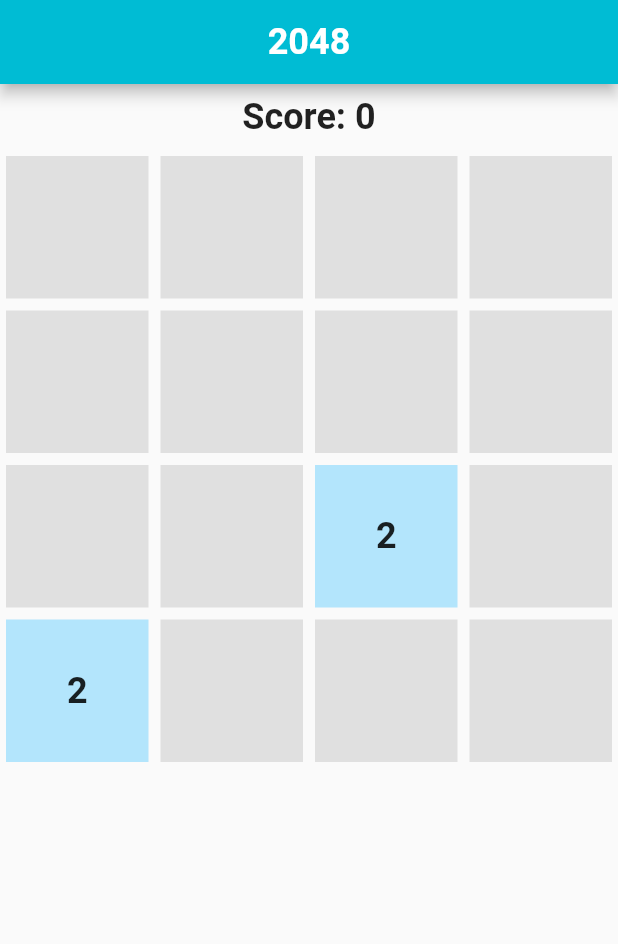
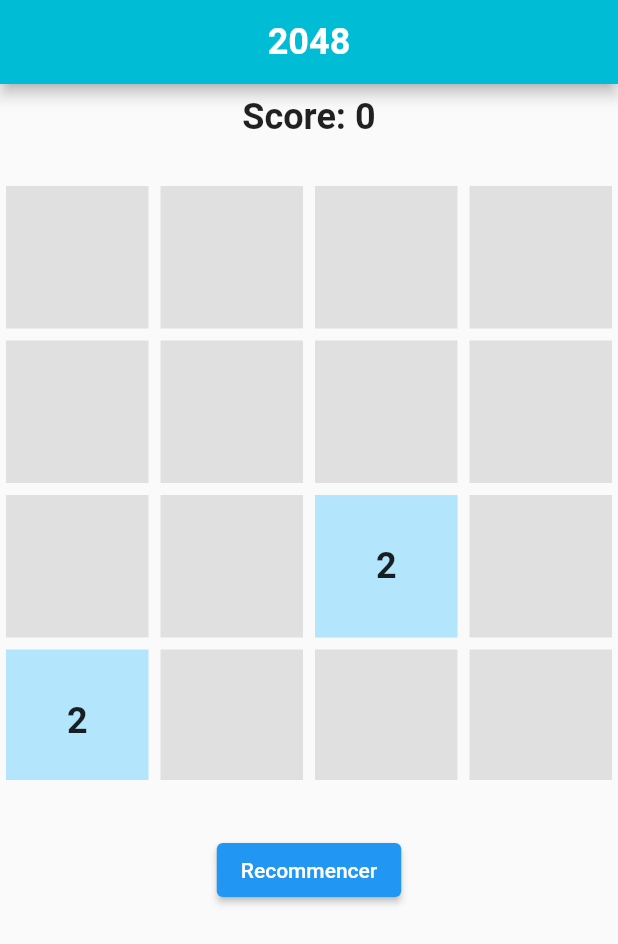
Before and after one commit to UnboringCompany/2048_project, a Flutter app: the screen it shows after launch, on a phone screen of 412 x 824 dp. Shown: the top 944 px of the screen. Run offline on Flutter 3.47's test engine with Material 2 defaults, Android fonts, the phone set to English and light mode, and no system bars; our stand-ins replace audioplayers.

Commit message:
Feat : restart button

```diff
--- a/projet_cours/lib/game_grid.dart
+++ b/projet_cours/lib/game_grid.dart
@@ -329,7 +329,10 @@ class _GameGridState extends State<GameGrid> {
   @override
   Widget build(BuildContext context) {
     return Column(
+      mainAxisAlignment: MainAxisAlignment.start,
+      crossAxisAlignment: CrossAxisAlignment.center,
       children: [
+        // Score affiché
         Padding(
           padding: const EdgeInsets.all(8.0),
           child: Consumer<ScoreModel>(
@@ -341,7 +344,10 @@ class _GameGridState extends State<GameGrid> {
             },
           ),
         ),
-        Expanded(
+        SizedBox(height: 20),
+        // Grille de jeu
+        Container(
+          height: 400,
           child: GestureDetector(
             onHorizontalDragEnd: (details) {
               if (details.primaryVelocity! > 0) {
@@ -358,8 +364,7 @@ class _GameGridState extends State<GameGrid> {
               }
             },
             child: GridView.builder(
-              physics:
-                  NeverScrollableScrollPhysics(), // Désactive le défilement de la grille
+              physics: NeverScrollableScrollPhysics(),
               gridDelegate: SliverGridDelegateWithFixedCrossAxisCount(
                 crossAxisCount: 4,
               ),
@@ -383,6 +388,15 @@ class _GameGridState extends State<GameGrid> {
             ),
           ),
         ),
+        SizedBox(height: 20),
+        // Bouton de restart
+        Padding(
+          padding: const EdgeInsets.all(16.0),
+          child: ElevatedButton(
+            onPressed: _restart,
+            child: Text('Recommencer'),
+          ),
+        ),
       ],
     );
   }
```
